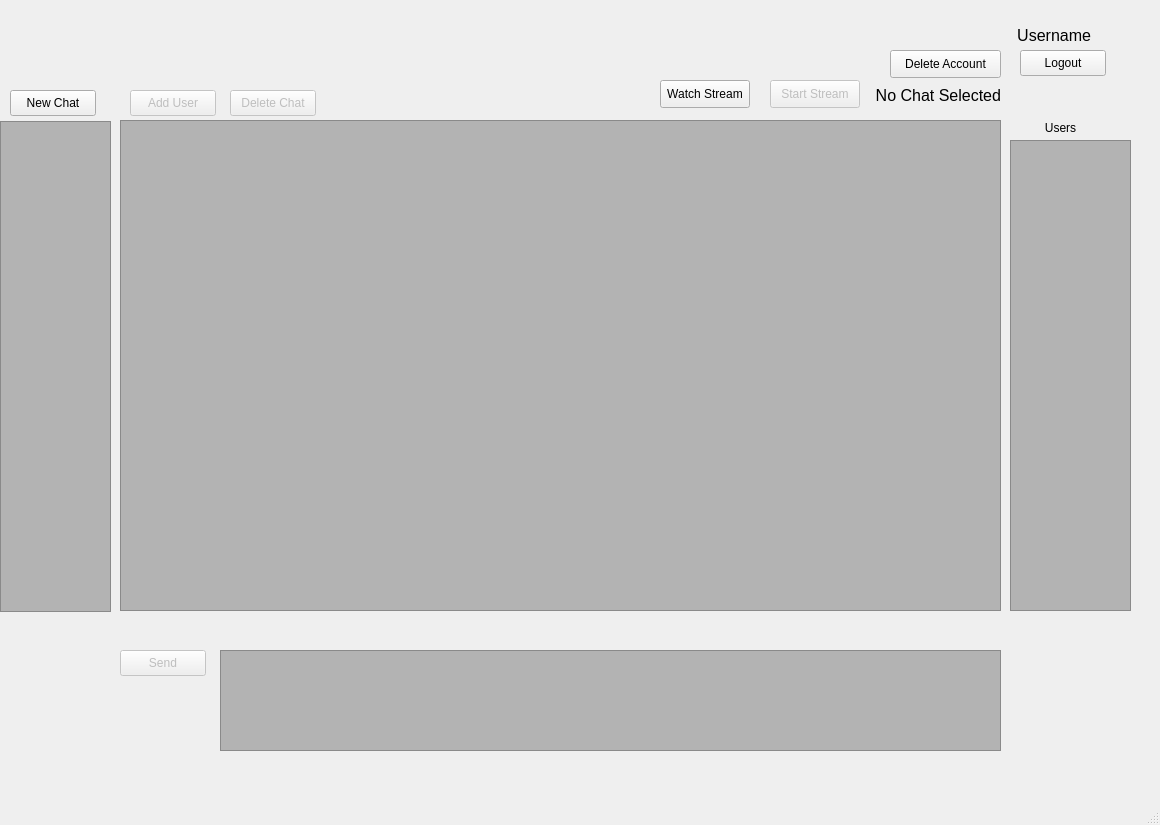
ClassVoid/encrypted-chat-client, file Client/chat_gui.ui: the form before one commit.
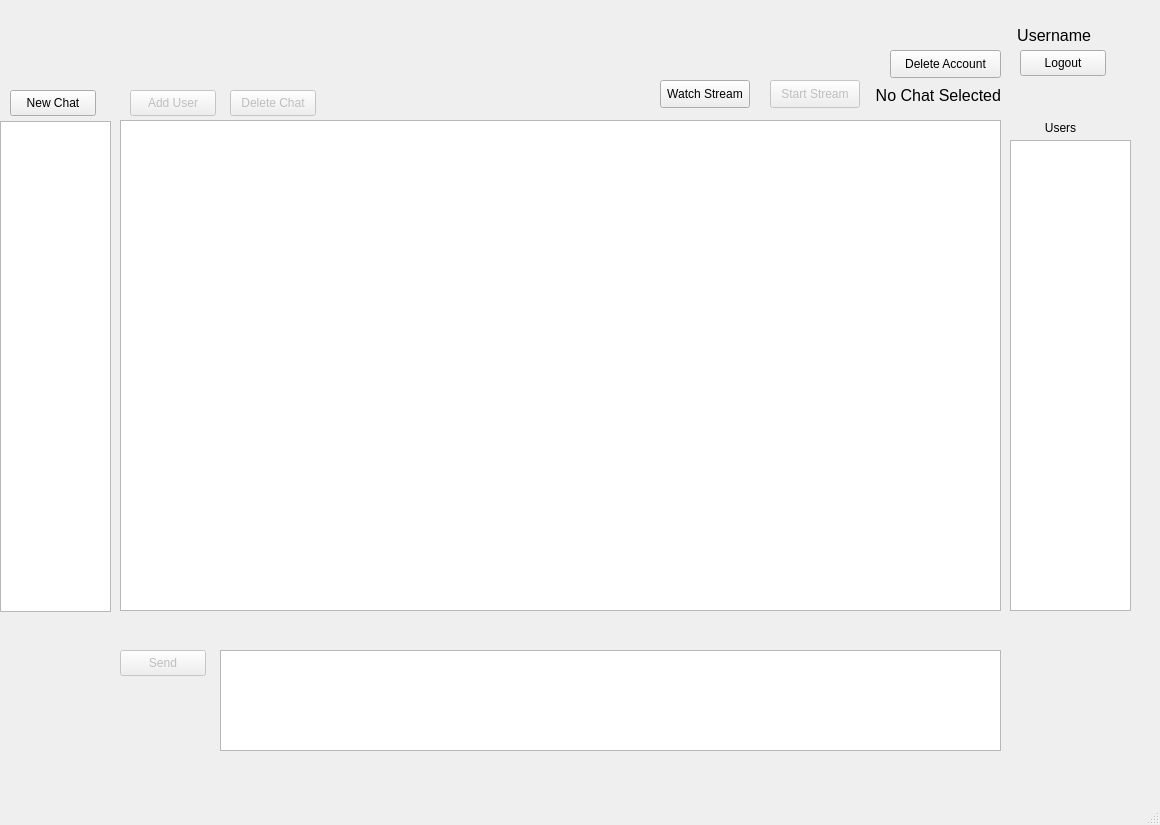
The form after the commit. The open tabs and pages were chosen to show the change.

Patch:
```diff
--- a/Client/chat_gui.ui
+++ b/Client/chat_gui.ui
@@ -146,7 +146,7 @@
        </rect>
       </property>
       <property name="styleSheet">
-       <string notr="true">background-color: rgb(179, 179, 179);</string>
+       <string notr="true">/*background-color: rgb(179, 179, 179);*/</string>
       </property>
      </widget>
      <widget class="QTextEdit" name="textEdit">
@@ -159,7 +159,7 @@
        </rect>
       </property>
       <property name="styleSheet">
-       <string notr="true">background-color: rgb(179, 179, 179);</string>
+       <string notr="true">/*background-color: rgb(179, 179, 179);*/</string>
       </property>
      </widget>
      <widget class="QPushButton" name="pushButton_6">
@@ -257,7 +257,7 @@
        </rect>
       </property>
       <property name="styleSheet">
-       <string notr="true">background-color: rgb(179, 179, 179);</string>
+       <string notr="true">/*background-color: rgb(179, 179, 179);*/</string>
       </property>
      </widget>
      <widget class="QPushButton" name="pushButton_2">
@@ -299,7 +299,7 @@
        </rect>
       </property>
       <property name="styleSheet">
-       <string notr="true">background-color: rgb(179, 179, 179);</string>
+       <string notr="true">/*background-color: rgb(179, 179, 179);*/</string>
       </property>
      </widget>
      <widget class="QLabel" name="label_5">
```
Left out of the diff: 4 changed lines with no effect on the pictures.
